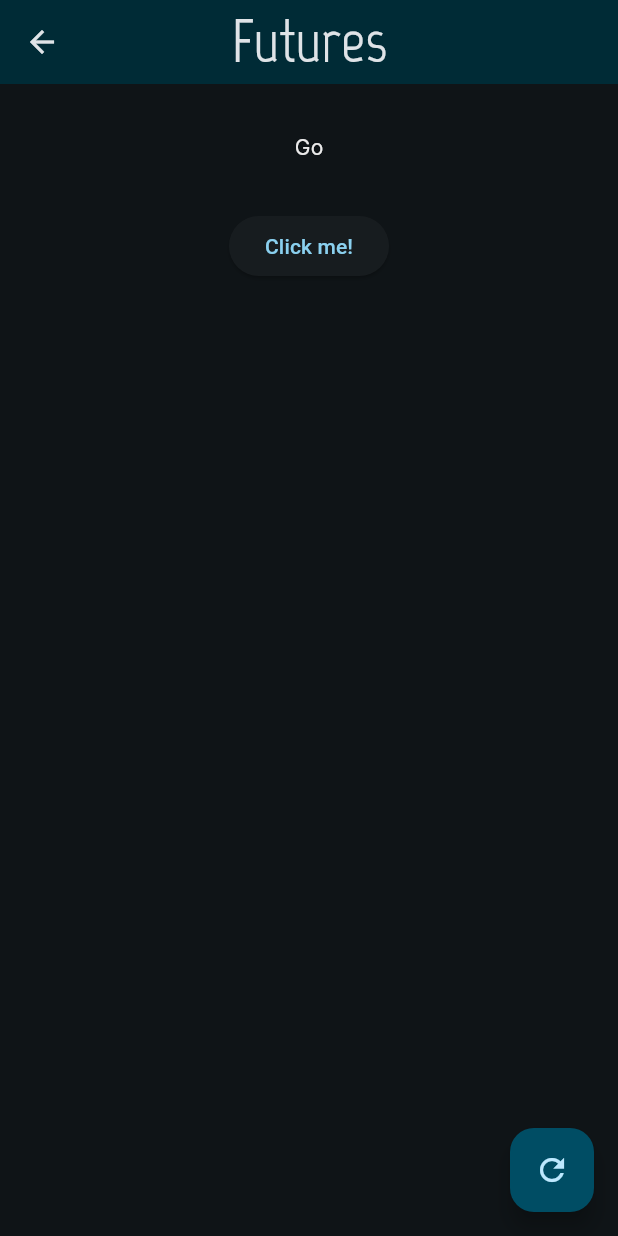
After one commit to Gracelium64/Kapital5, a Flutter app: the Futures screen opened directly, on a phone screen of 412 x 824 dp. The commit adds this screen. Run offline on Flutter 3.47's test engine with Material 3 defaults, Android fonts, the phone set to English and light mode, and no system bars; our stand-ins replace material_design_icons_flutter.

Commit message:
✅ 5.2.2 Futures

```diff
--- /dev/null
+++ b/lib/src/features/5.2.2_futures/presentation/futures.dart
@@ -0,0 +1,74 @@
+import 'dart:io' show Platform;
+
+import 'package:flutter/material.dart';
+import 'package:kapital_5/src/features/5.2.2_futures/domain/funcs.dart';
+
+class Futures extends StatefulWidget {
+  const Futures({super.key});
+
+  @override
+  State<Futures> createState() => _FuturesState();
+}
+
+class _FuturesState extends State<Futures> {
+  double horizontalPadding = 0;
+  double verticallPadding = 0;
+  String tony = 'Go';
+  bool isLoading = false;
+
+  @override
+  Widget build(BuildContext context) {
+    if (Platform.isIOS) {
+      horizontalPadding = 144;
+      verticallPadding = 50;
+    } else if (Platform.isAndroid) {
+      horizontalPadding = 156;
+      verticallPadding = 40;
+    }
+
+    return Scaffold(
+      appBar: AppBar(
+        centerTitle: true,
+        flexibleSpace: Padding(
+          padding: EdgeInsets.symmetric(
+            horizontal: horizontalPadding,
+            vertical: verticallPadding,
+          ),
+          child: Text('5.3.2'),
+        ),
+        title: Text('Futures'),
+      ),
+      floatingActionButton: FloatingActionButton(
+        onPressed: () {
+          setState(() {
+            tony = 'Go';
+          });
+        },
+        child: Icon(Icons.refresh),
+      ),
+      body: Center(
+        child: Column(
+          spacing: 32,
+          children: [
+            SizedBox(),
+            Text(tony),
+            ElevatedButton(
+              onPressed: () async {
+                setState(() {
+                  isLoading = true;
+                });
+                String result = await threeTimesTony('Go');
+                setState(() {
+                  tony = result;
+                  isLoading = false;
+                });
+              },
+              child:
+                  isLoading ? CircularProgressIndicator() : Text('Click me!'),
+            ),
+          ],
+        ),
+      ),
+    );
+  }
+}
--- a/lib/src/main_screen.dart
+++ b/lib/src/main_screen.dart
@@ -2,11 +2,11 @@ import 'package:flutter/material.dart';
 import 'package:kapital_5/src/bunny.dart';
 import 'package:kapital_5/src/data/databaserepository.dart';
 import 'package:kapital_5/src/features/5.1.2_callback_functions/presentation/callback_functions.dart';
+import 'package:kapital_5/src/features/5.2.2_futures/presentation/futures.dart';
 import 'package:kapital_5/src/features/5.3.1_user_input/presentation/login_screen.dart';
 import 'package:kapital_5/src/features/5.3.1_user_input/presentation/text_input_app.dart';
 import 'package:kapital_5/src/features/5.1.4_input_validation/presentation/input_validation.dart';
 import 'package:kapital_5/src/theme/palette.dart';
-import 'dart:io' show Platform;
 
 class MainScreen extends StatelessWidget {
   final DataBaseRepository repository;
@@ -21,6 +21,7 @@ class MainScreen extends StatelessWidget {
       TextInputApp(),
       InputValidation(repository),
       CallbackFunctions(),
+      Futures(),
     ];
 
     return Scaffold(
--- a/pubspec.yaml
+++ b/pubspec.yaml
@@ -10,6 +10,7 @@ dependencies:
   flutter:
     sdk: flutter
   material_design_icons_flutter: ^7.0.7296
+  sync_http: ^0.3.1
 
 dev_dependencies:
   flutter_test:
```
Also changed, not shown: lib/src/features/5.2.2_futures/domain/funcs.dart (added, +9 -0 lines), lib/src/features/presentation/login_screen.dart (added, +152 -0 lines), lib/src/theme/5.3.1_user_input/presentation/logged_in.dart (added, +30 -0 lines), pubspec.lock, 1 other file.
